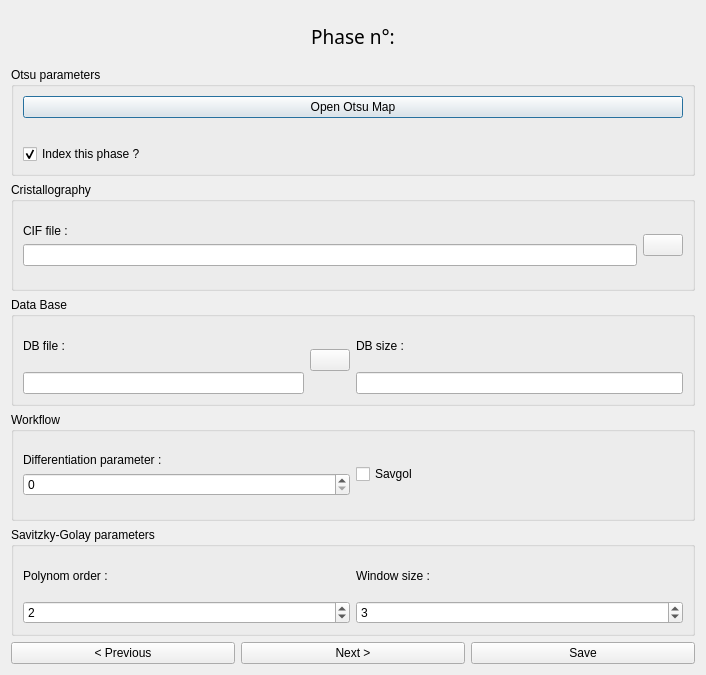
This is indexGPU/phase_form_tempo.ui in Cyril-Langlois/indexGPU as Qt 5 draws it before an edit. The edited form follows.
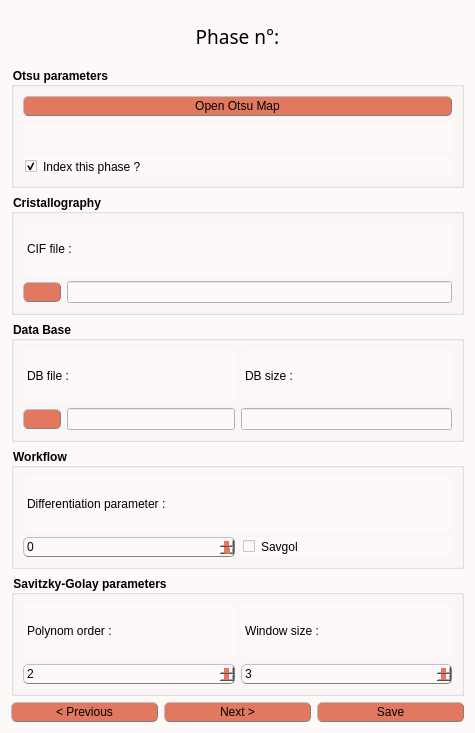
This is the edited form. Icons and pictures are not drawn. Custom widgets are drawn as their Qt base class.

Patch:
```diff
--- a/indexGPU/phase_form_tempo.ui
+++ b/indexGPU/phase_form_tempo.ui
@@ -6,13 +6,162 @@
    <rect>
     <x>0</x>
     <y>0</y>
-    <width>706</width>
-    <height>675</height>
+    <width>475</width>
+    <height>733</height>
    </rect>
   </property>
   <property name="windowTitle">
    <string>Dialog</string>
   </property>
+  <property name="styleSheet">
+   <string notr="true">/* Couleur du fond, label, combobox, progressbar vide et spin box */
+QWidget, QLabel, QComboBox, QProgressBar, QSpinBox {background-color: rgb(253, 249, 248)}
+
+/* Couleur quand inactif */
+QPushButton:disabled, QComboBox:disabled, QSpinBox:disabled {background-color: rgba(243, 98, 64,150)}
+
+/* Couleur des boutons et des selecteurs */
+QPushButton, QComboBox::drop-down:button, QComboBox::down-arrow, QComboBox::down-arrow:disabled, QSpinBox::drop-down:button, QSpinBox::down-arrow, QSpinBox::down-arrow:disabled, QSpinBox::drop-up:button, QSpinBox::up-arrow, QSpinBox::up-arrow:disabled, QSlider::handle:horizontal {background-color: rgb(226, 120, 95)}
+
+/* Couleur des bordures de même couleur que les boutons */
+QComboBox::drop-down:button, QSpinBox::drop-down:button, QSpinBox::drop-up:button {border-color: rgb(193, 167, 181)}
+
+/* Couleur des textes */
+QLabel, QPushButton, QPushButton:hover, QCheckBox, QComboBox, Line, QTextEdit, QSpinBox {color: rgb(0, 0, 0)}
+
+/* style des bordures 1 */
+QLabel, QPushButton, QPushButton:hover, QComboBox, QSpinBox  {
+	border-style : outset;
+	min-width : 5em;
+}
+
+/* style des bordures 2 */
+QPushButton, QPushButton:hover, QComboBox, QSpinBox  {
+	border-radius: 5px;
+	border-width: 1px;
+	border-color: gray;
+}
+
+/* Font 1 */
+QPushButton, QPushButton:hover, QCheckBox, QProgressBar {font: 12pt &quot;Noto Sans Cond&quot;}
+
+/* Font 2 */
+QComboBox, QTextEdit, QSpinBox {font: 10pt &quot;Noto Sans Cond&quot;}
+
+/* Padding 1 */
+QLabel, QComboBox, QComboBox::down-arrow, QSpinBox, QSpinBox::down-arrow, QSpinBox::up-arrow {padding : 1px;}
+
+/* Padding 2 */
+QPushButton, QPushButton:hover, QCheckBox {padding : 2px;}
+
+/* Gestion taille des QCheckBoxes */
+QCheckBox::indicator:unchecked, QCheckBox::indicator:unchecked:hover, QCheckBox::indicator:checked, QCheckBox::indicator:checked:hover  {
+	width :12px;
+	height : 12px;
+}
+
+QLabel {
+	Border-radius : 5px;
+	border-width : 0px;
+	border-color : black;
+	font : 14pt &quot;Noto Sans Cond&quot;;
+}
+
+QPushButton:hover {background-color: rgb(243, 98, 64);}
+
+QCheckBox::indicator:unchecked {image: url(icons/uncheck_icon.png);}
+
+QCheckBox::indicator:unchecked:hover {image: url(icons/uncheck_hover_icon.png);}
+
+QCheckBox::indicator:checked {image: url(icons/Check_icon.png);}
+
+QCheckBox::indicator:checked:hover {image: url(icons/Check_hover_icon.png);}
+
+QComboBox::drop-down:button{
+	border-radius: 4px;
+	border-width: 1px;
+	width: 30px;
+}
+
+QComboBox::down-arrow {
+	 image : url(icons/Arrow_down.png); 
+    width: 12px;
+    height: 12px;
+}
+
+Line{
+	format: plain;
+	midLine-Width : 1px;
+}
+
+QFrame[height=&quot;3&quot;], QFrame[width=&quot;3&quot;] {background-color: #3A3939;}
+
+QTextEdit{
+	background-color: rgb(255, 255, 255);
+	border-style: solid;
+	border-radius: 5px;
+	border-width: 1px;
+	border-color: black;
+}
+
+QLineEdit {font : 12pt &quot;Noto Sans Cond&quot;;}
+
+/* Gestion taille des QLineEdit */
+QLineEdit::indicator:unchecked, QLineEdit::indicator:unchecked:hover, QLineEdit::indicator:checked, QLineEdit::indicator:checked:hover  {
+	border-color: black;
+}
+
+QHBoxLayout {background-color: rgb(0, 240, 240, 50);}
+
+QProgressBar {
+	text-align: center;
+	border: 1px solid black;
+	border-radius: 3px;
+ }
+
+ QProgressBar::chunk {
+	background-color: rgb(243, 98, 64);
+	width: 15px;
+	margin : 0.5px;
+ }
+
+QSpinBox::drop-down:button, QSpinBox::drop-up:button {
+	border-radius: 2px;
+	border-width: 1px;
+	width: 36px;
+}
+
+QSpinBox::down-arrow {
+	image : url(icons/Arrow_down.png);
+    width: 24px;
+    height: 22px;
+}
+
+QSpinBox::up-arrow {
+	image : url(icons/Arrow_up.png);
+    width: 24px;
+    height: 22px;
+}
+
+QSlider::groove:horizontal {
+    border: 1px solid #999999;
+    height: 2px; /* the groove expands to the size of the slider by default. by giving it a height, it has a fixed size */
+    background-color: rgb(0, 0, 0);
+    margin: 1px 0;
+}
+
+QSlider::handle:horizontal {
+    border: 1px solid #5c5c5c;
+    width: 15px;
+    height: 30px;
+    margin: -10px 0; /* handle is placed by default on the contents rect of the groove. Expand outside the groove */
+    border-radius: 3px;
+}
+
+QGroupBox {
+    font-weight: bold;
+}</string>
+  </property>
   <layout class="QHBoxLayout" name="horizontalLayout_6">
    <item>
     <layout class="QVBoxLayout" name="verticalLayout_17">
@@ -291,15 +440,32 @@
            <property name="title">
             <string>Cristallography</string>
            </property>
-           <layout class="QVBoxLayout" name="verticalLayout_14">
+           <layout class="QHBoxLayout" name="horizontalLayout_3">
             <item>
-             <layout class="QHBoxLayout" name="horizontalLayout_5">
+             <layout class="QVBoxLayout" name="verticalLayout_3">
               <item>
-               <layout class="QVBoxLayout" name="verticalLayout_13">
+               <widget class="QLabel" name="label_CIF">
+                <property name="sizePolicy">
+                 <sizepolicy hsizetype="Preferred" vsizetype="Preferred">
+                  <horstretch>0</horstretch>
+                  <verstretch>0</verstretch>
+                 </sizepolicy>
+                </property>
+                <property name="text">
+                 <string>CIF file :</string>
+                </property>
+               </widget>
+              </item>
+              <item>
+               <layout class="QHBoxLayout" name="horizontalLayout_4">
                 <item>
-                 <widget class="QLabel" name="label_CIF">
+                 <widget class="QPushButton" name="load_CIF_button">
                   <property name="text">
-                   <string>CIF file :</string>
+                   <string/>
+                  </property>
+                  <property name="icon">
+                   <iconset>
+                    <normaloff>icon_dossier.png</normaloff>icon_dossier.png</iconset>
                   </property>
                  </widget>
                 </item>
@@ -308,17 +474,6 @@
                 </item>
                </layout>
               </item>
-              <item>
-               <widget class="QPushButton" name="load_CIF_button">
-                <property name="text">
-                 <string/>
-                </property>
-                <property name="icon">
-                 <iconset>
-                  <normaloff>file_icon.png</normaloff>file_icon.png</iconset>
-                </property>
-               </widget>
-              </item>
              </layout>
             </item>
            </layout>
@@ -329,17 +484,28 @@
            <property name="title">
             <string>Data Base</string>
            </property>
-           <layout class="QVBoxLayout" name="verticalLayout_12">
+           <layout class="QHBoxLayout" name="horizontalLayout_7">
             <item>
-             <layout class="QHBoxLayout" name="horizontalLayout_4">
+             <layout class="QHBoxLayout" name="horizontalLayout_8">
               <item>
-               <layout class="QHBoxLayout" name="horizontalLayout_3">
+               <layout class="QVBoxLayout" name="verticalLayout">
                 <item>
-                 <layout class="QVBoxLayout" name="verticalLayout_10">
+                 <widget class="QLabel" name="label_DB_file">
+                  <property name="text">
+                   <string>DB file :</string>
+                  </property>
+                 </widget>
+                </item>
+                <item>
+                 <layout class="QHBoxLayout" name="horizontalLayout_9">
                   <item>
-                   <widget class="QLabel" name="label_DB_file">
+                   <widget class="QPushButton" name="load_DB_button">
                     <property name="text">
-                     <string>DB file :</string>
+                     <string/>
+                    </property>
+                    <property name="icon">
+                     <iconset>
+                      <normaloff>icon_dossier.png</normaloff>icon_dossier.png</iconset>
                     </property>
                    </widget>
                   </item>
@@ -348,21 +514,10 @@
                   </item>
                  </layout>
                 </item>
-                <item>
-                 <widget class="QPushButton" name="load_DB_button">
-                  <property name="text">
-                   <string/>
-                  </property>
-                  <property name="icon">
-                   <iconset>
-                    <normaloff>file_icon.png</normaloff>file_icon.png</iconset>
-                  </property>
-                 </widget>
-                </item>
                </layout>
               </item>
               <item>
-               <layout class="QVBoxLayout" name="verticalLayout_11">
+               <layout class="QVBoxLayout" name="verticalLayout_18">
                 <item>
                  <widget class="QLabel" name="label_DB_size">
                   <property name="text">
@@ -385,18 +540,18 @@
            <property name="title">
             <string>Workflow</string>
            </property>
-           <layout class="QVBoxLayout" name="verticalLayout_9">
+           <layout class="QVBoxLayout" name="verticalLayout_10">
             <item>
-             <layout class="QHBoxLayout" name="horizontalLayout_2">
+             <layout class="QVBoxLayout" name="verticalLayout_4">
               <item>
-               <layout class="QVBoxLayout" name="verticalLayout_8">
-                <item>
-                 <widget class="QLabel" name="label_diff">
-                  <property name="text">
-                   <string>Differentiation parameter :</string>
-                  </property>
-                 </widget>
-                </item>
+               <widget class="QLabel" name="label_diff">
+                <property name="text">
+                 <string>Differentiation parameter :</string>
+                </property>
+               </widget>
+              </item>
+              <item>
+               <layout class="QHBoxLayout" name="horizontalLayout_5">
                 <item>
                  <widget class="QSpinBox" name="spinBox_diff">
                   <property name="maximum">
@@ -404,15 +559,15 @@
                   </property>
                  </widget>
                 </item>
+                <item>
+                 <widget class="QCheckBox" name="checkBox_SG">
+                  <property name="text">
+                   <string>Savgol</string>
+                  </property>
+                 </widget>
+                </item>
                </layout>
               </item>
-              <item>
-               <widget class="QCheckBox" name="checkBox_SG">
-                <property name="text">
-                 <string>Savgol</string>
-                </property>
-               </widget>
-              </item>
              </layout>
             </item>
            </layout>
```
